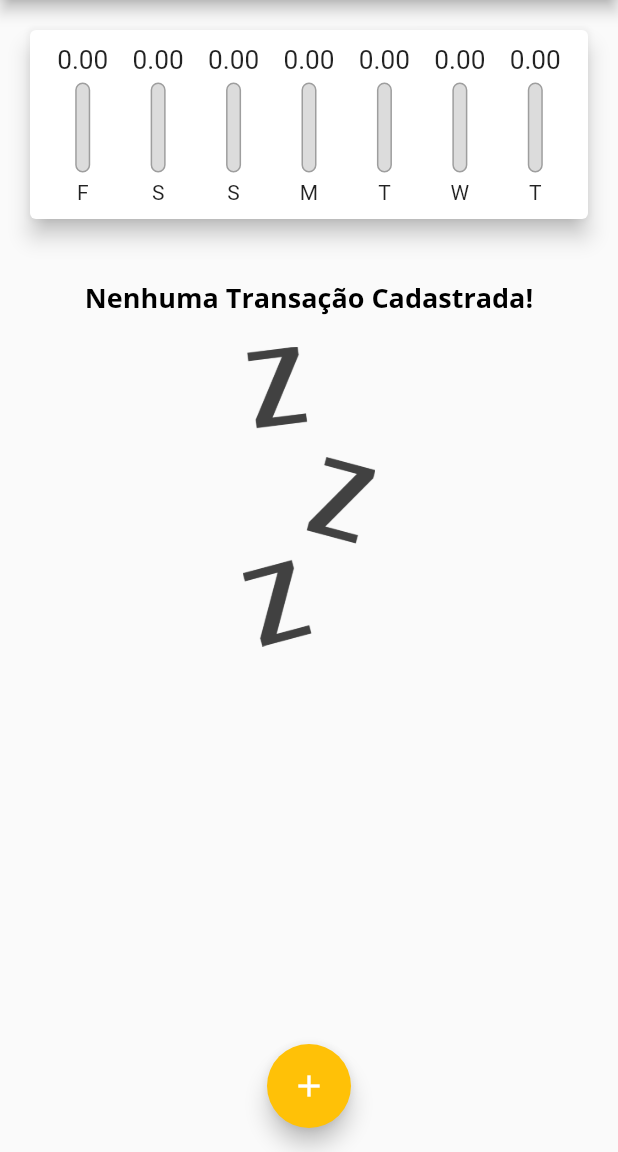
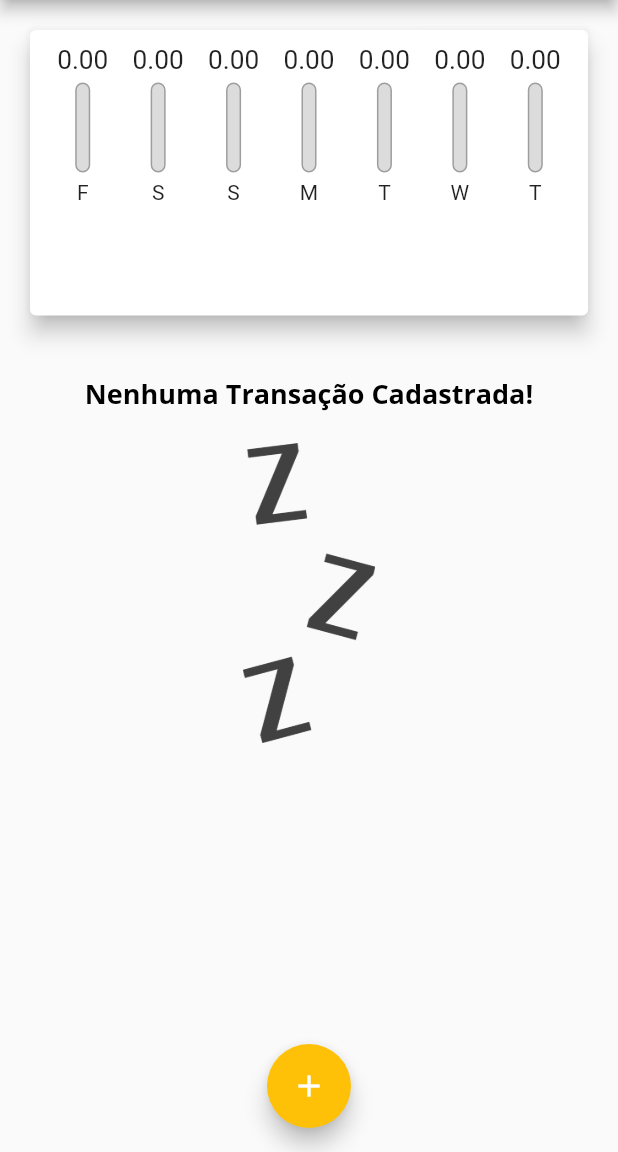
Before and after one commit to rogerzito/despesas-pessoais, a Flutter app: the screen it shows after launch, on a phone screen of 412 x 824 dp, the part 84-1236 px from its top. Run offline on Flutter 3.47's test engine with Material 2 defaults, Android fonts, the phone set to English and light mode, and no system bars.

Commit message:
new release

```diff
--- a/lib/components/chart.dart
+++ b/lib/components/chart.dart
@@ -1,7 +1,7 @@
-import 'package:expenses/components/chart_bar.dart';
 import 'package:flutter/material.dart';
 import 'package:intl/intl.dart';
 import '../models/transaction.dart';
+import 'chart_bar.dart';
 
 class Chart extends StatelessWidget {
   final List<Transaction> recentTransaction;
--- a/lib/components/transaction_list.dart
+++ b/lib/components/transaction_list.dart
@@ -6,13 +6,12 @@ class TransactionList extends StatelessWidget {
   final List<Transaction> transactions;
   final void Function(String) onRemove;
 
-  const TransactionList(this.transactions, this.onRemove);
+  const TransactionList(this.transactions, this.onRemove, {Key? key})
+      : super(key: key);
 
   @override
   Widget build(BuildContext context) {
-    return SizedBox(
-      height: 430,
-      child: transactions.isEmpty
+    return transactions.isEmpty
         ? Column(
             children: [
               const SizedBox(height: 20),
@@ -36,7 +35,7 @@ class TransactionList extends StatelessWidget {
               final tr = transactions[index];
               return Card(
                 elevation: 5,
-                  margin: EdgeInsets.symmetric(
+                margin: const EdgeInsets.symmetric(
                   vertical: 8,
                   horizontal: 5,
                 ),
@@ -47,8 +46,12 @@ class TransactionList extends StatelessWidget {
                     child: Padding(
                       padding: const EdgeInsets.all(6),
                       child: FittedBox(
-                          child: Text('R\$${tr.value}',
-                              style: TextStyle(color: Colors.white)),
+                        child: Text(
+                          'R\$${tr.value}',
+                          style: const TextStyle(
+                            color: Colors.white,
+                          ),
+                        ),
                       ),
                     ),
                   ),
@@ -60,14 +63,13 @@ class TransactionList extends StatelessWidget {
                     DateFormat('d MMM y').format(tr.date),
                   ),
                   trailing: IconButton(
-                      icon: Icon(Icons.delete),
+                    icon: const Icon(Icons.delete),
+                    color: Theme.of(context).errorColor,
                     onPressed: () => onRemove(tr.id),
-                      color: Colors.red,
                   ),
                 ),
               );
             },
-            ),
           );
   }
 }
--- a/lib/main.dart
+++ b/lib/main.dart
@@ -95,8 +95,7 @@ class _MyHomePageState extends State<MyHomePage> {
 
   @override
   Widget build(BuildContext context) {
-    return Scaffold(
-      appBar: AppBar(
+    final appBar = AppBar(
       title: const Text('Despesas Pessoais'),
       actions: [
         IconButton(
@@ -104,13 +103,26 @@ class _MyHomePageState extends State<MyHomePage> {
           onPressed: () => _openTransactionFormModal(context),
         ),
       ],
-      ),
+    );
+
+    final availableHeight = MediaQuery.of(context).size.height -
+        appBar.preferredSize.height -
+        MediaQuery.of(context).padding.top;
+
+    return Scaffold(
+      appBar: appBar,
       body: SingleChildScrollView(
         child: Column(
           crossAxisAlignment: CrossAxisAlignment.stretch,
           children: [
-            Chart(_recentTransactions),
-            TransactionList(_transactions, _removeTransaction),
+            SizedBox(
+              height: availableHeight * 0.3,
+              child: Chart(_recentTransactions),
+            ),
+            SizedBox(
+              height: availableHeight * 0.7,
+              child: TransactionList(_transactions, _removeTransaction),
+            ),
           ],
         ),
       ),
```
Lines whose indentation alone changed are shown as unchanged.
